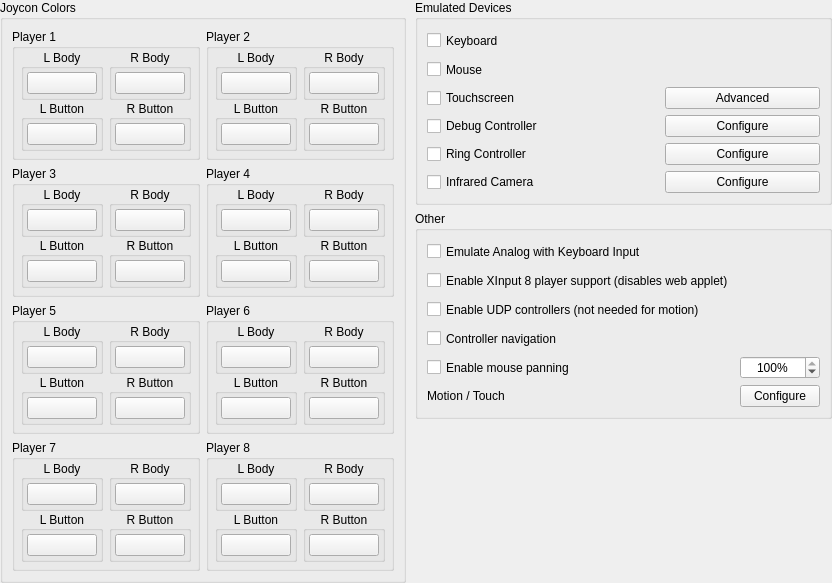
rorrim-rorrim/eden-alt, file src/yuzu/configuration/configure_input_advanced.ui: the form before one commit.
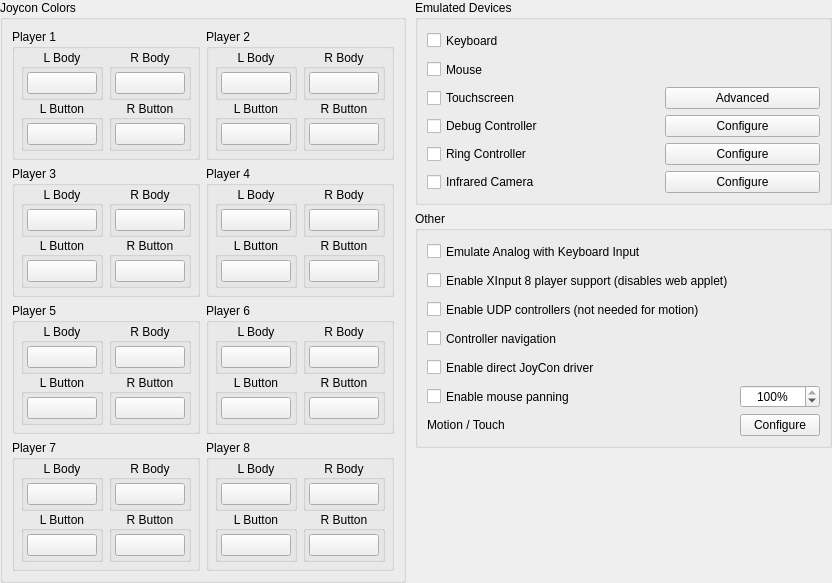
The form after the commit.

Commit message: input_common: Disable SDL driver with switch controllers

The edit to the form file:
```diff
--- a/src/yuzu/configuration/configure_input_advanced.ui
+++ b/src/yuzu/configuration/configure_input_advanced.ui
@@ -2696,6 +2696,22 @@
                      </widget>
                    </item>
                    <item row="5" column="0">
+                      <widget class="QCheckBox" name="enable_joycon_driver">
+                       <property name="toolTip">
+                         <string>Requires restarting yuzu</string>
+                       </property>
+                       <property name="minimumSize">
+                         <size>
+                           <width>0</width>
+                           <height>23</height>
+                         </size>
+                       </property>
+                       <property name="text">
+                         <string>Enable direct JoyCon driver</string>
+                       </property>
+                     </widget>
+                   </item>
+                   <item row="6" column="0">
                      <widget class="QCheckBox" name="mouse_panning">
                        <property name="minimumSize">
                          <size>
@@ -2708,7 +2724,7 @@
                        </property>
                      </widget>
                    </item>
-                   <item row="5" column="2">
+                   <item row="6" column="2">
                      <widget class="QSpinBox" name="mouse_panning_sensitivity">
                        <property name="toolTip">
                          <string>Mouse sensitivity</string>
@@ -2730,14 +2746,14 @@
                        </property>
                      </widget>
                    </item>
-                   <item row="6" column="0">
+                   <item row="7" column="0">
                      <widget class="QLabel" name="motion_touch">
                        <property name="text">
                          <string>Motion / Touch</string>
                        </property>
                      </widget>
                    </item>
-                   <item row="6" column="2">
+                   <item row="7" column="2">
                      <widget class="QPushButton" name="buttonMotionTouch">
                        <property name="text">
                          <string>Configure</string>
```
The commit also changes 5 other files.
